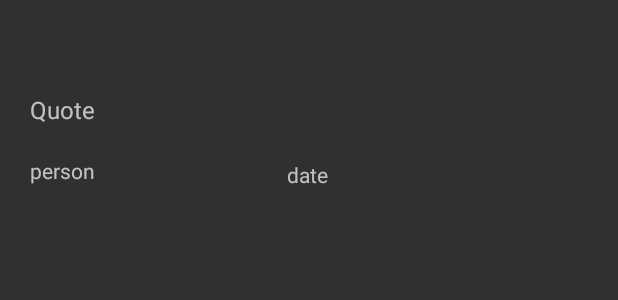
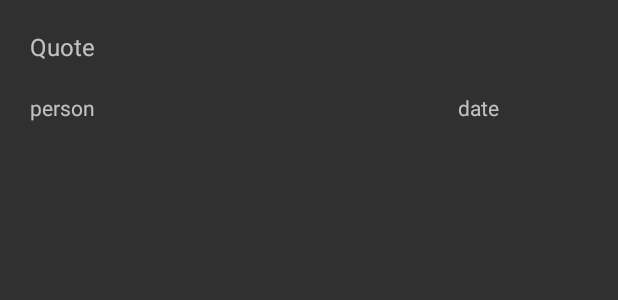
Before and after one commit to Jellios/applicationDevelopment, an Android app: the layout qoutes_list.xml on its own in the app's theme, with its tools: preview values and no code run, on a phone screen of 412 x 824 dp. Shown: the top 300 px of the screen. Run offline under Robolectric (Android 15) with nearby library versions, the phone set to English and light mode, and no system bars.

Commit message:
pre datepicker

```diff
--- a/project/app/build.gradle
+++ b/project/app/build.gradle
@@ -33,6 +33,7 @@ dependencies {
     implementation 'androidx.appcompat:appcompat:1.6.1'
     implementation 'com.google.android.material:material:1.8.0'
     implementation 'androidx.constraintlayout:constraintlayout:2.1.4'
+    implementation 'androidx.preference:preference:1.2.0'
     testImplementation 'junit:junit:4.13.2'
     androidTestImplementation 'androidx.test.ext:junit:1.1.5'
     androidTestImplementation 'androidx.test.espresso:espresso-core:3.5.1'
--- a/project/app/src/main/AndroidManifest.xml
+++ b/project/app/src/main/AndroidManifest.xml
@@ -11,6 +11,7 @@
         android:supportsRtl="true"
         android:theme="@style/Theme.AppCompat"
         tools:targetApi="31">
+
         <activity
             android:name=".ViewAllQuotesActivity"
             android:exported="false" />
--- a/project/app/src/main/res/layout/qoutes_list.xml
+++ b/project/app/src/main/res/layout/qoutes_list.xml
@@ -5,6 +5,14 @@
     android:layout_width="match_parent"
     android:layout_height="wrap_content"
     android:onClick="showPopup">
+
+    <TableLayout
+        android:layout_width="match_parent"
+        android:layout_height="match_parent">
+
+        <TableRow
+            android:layout_width="match_parent"
+            android:layout_height="match_parent" >
 
             <TextView
                 android:id="@+id/tv_quotes_list1"
@@ -15,35 +23,46 @@
                 android:layout_marginBottom="20dp"
                 android:scrollHorizontally="true"
                 android:text="Quote"
-        android:textSize="16sp"
-        app:layout_constraintBottom_toBottomOf="parent"
-        app:layout_constraintStart_toStartOf="parent"
-        app:layout_constraintTop_toTopOf="parent" />
+                android:textSize="16sp" />
+        </TableRow>
+
+        <TableRow
+            android:layout_width="match_parent"
+            android:layout_height="74dp">
+
+            <LinearLayout
+                android:layout_width="401dp"
+                android:layout_height="wrap_content"
+                android:orientation="horizontal">
 
                 <TextView
                     android:id="@+id/quote_tv_person"
-        android:layout_width="47dp"
-        android:layout_height="22dp"
+                    android:layout_width="235dp"
+                    android:layout_height="53dp"
                     android:layout_marginStart="20dp"
-        android:layout_marginTop="20dp"
+                    android:layout_marginTop="0dp"
                     android:layout_marginBottom="20dp"
-        android:text="person"
-        app:layout_constraintBottom_toBottomOf="parent"
-        app:layout_constraintStart_toStartOf="parent"
-        app:layout_constraintTop_toBottomOf="@+id/tv_quotes_list1" />
+                    android:maxWidth="100dp"
+                    android:overScrollMode="ifContentScrolls"
+                    android:text="person" />
 
                 <TextView
                     android:id="@+id/quote_tv_date"
                     android:layout_width="wrap_content"
-        android:layout_height="wrap_content"
-        android:layout_marginStart="124dp"
-        android:layout_marginTop="84dp"
+                    android:layout_height="34dp"
+                    android:layout_marginStart="50dp"
+                    android:layout_marginTop="0dp"
+                    android:layout_marginEnd="0dp"
                     android:layout_marginBottom="20dp"
-        android:text="date"
-        app:layout_constraintBottom_toBottomOf="parent"
-        app:layout_constraintStart_toEndOf="@+id/quote_tv_person"
-        app:layout_constraintTop_toTopOf="parent"
-        app:layout_constraintVertical_bias="1.0" />
+                    android:text="date" />
+
+            </LinearLayout>
+
+        </TableRow>
+
+        <TableRow
+            android:layout_width="match_parent"
+            android:layout_height="match_parent" >
 
             <TextView
                 android:id="@+id/tv_quote_id"
@@ -51,8 +70,8 @@
                 android:layout_height="wrap_content"
                 android:text="TextView"
                 android:visibility="gone"
-        tools:layout_editor_absoluteX="177dp"
-        tools:layout_editor_absoluteY="49dp"
                 tools:text="1" />
+        </TableRow>
+    </TableLayout>
 
 </androidx.constraintlayout.widget.ConstraintLayout>
```
Also changed, not shown: project/app/src/main/res/values/arrays.xml (added, +12 -0 lines), project/app/src/main/res/values/strings.xml (+18 -0 lines), project/app/src/main/res/xml/root_preferences.xml (added, +35 -0 lines). Lines whose indentation alone changed are shown as unchanged.
